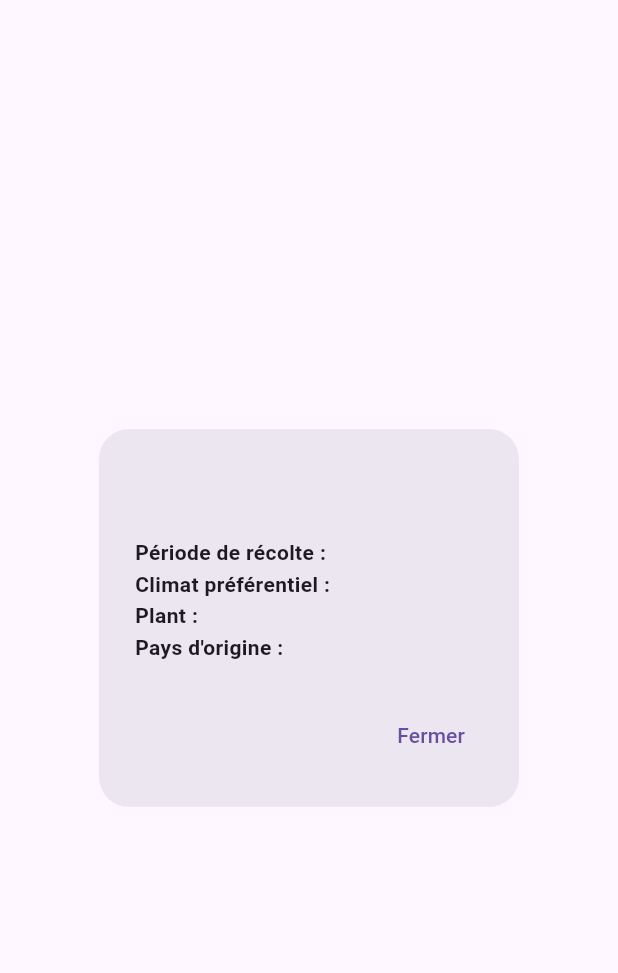
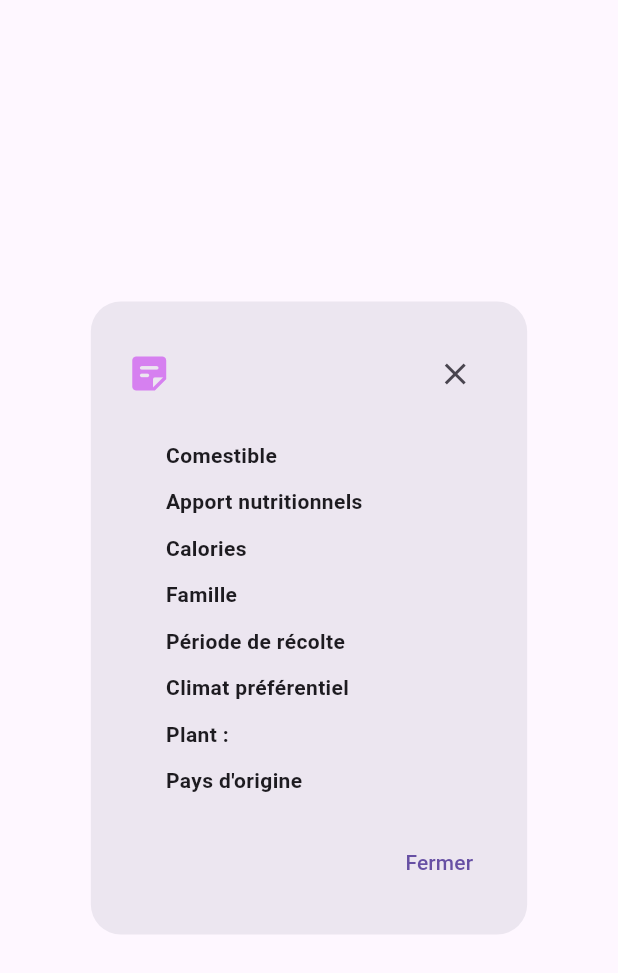
Before and after one commit to IUTNancyCharlemagne/huggingface-api-TanguyFox, a Flutter app: what buildPopUpInfo() shows on an empty page, opened directly with empty values, on a phone screen of 412 x 824 dp. Shown: the top 973 px of the screen. Run offline on Flutter 3.47's test engine with Material 3 defaults, Android fonts, the phone set to English and light mode, and no system bars; our stand-ins replace cached_network_image, carousel_slider, dio, flutter_linkify, image_cropper, image_picker and 3 more; missing offline and left inert: camera_web, empty_widget, image_picker_for_web; network calls fail.

Commit message:
Amélioration pop-up

```diff
--- a/lib/main.dart
+++ b/lib/main.dart
@@ -17,7 +17,8 @@ import 'utils.dart';
 final List<String> imgList = [
   'https://raw.githubusercontent.com/IUTNancyCharlemagne/huggingface-api-TanguyFox/main/assets/samples/apple/red_apple.jpeg',
   'https://raw.githubusercontent.com/IUTNancyCharlemagne/huggingface-api-TanguyFox/main/assets/samples/banana/pilled_banana.jpeg',
-  'https://raw.githubusercontent.com/IUTNancyCharlemagne/huggingface-api-TanguyFox/main/assets/samples/mango/mango_on_tree.jpeg'
+  'https://raw.githubusercontent.com/IUTNancyCharlemagne/huggingface-api-TanguyFox/main/assets/samples/mango/mango_on_tree.jpeg',
+  'https://raw.githubusercontent.com/IUTNancyCharlemagne/huggingface-api-TanguyFox/main/assets/samples/mango/myrtille_in_hand.jpeg'
 ];
 
 void main() {
--- a/lib/widgets.dart
+++ b/lib/widgets.dart
@@ -2,6 +2,7 @@ import 'dart:convert';
 
 import 'package:flutter/material.dart';
 import 'package:flutter/services.dart';
+import 'package:flutter/widgets.dart';
 import 'package:percent_indicator/linear_percent_indicator.dart';
 
 Widget buildPercentIndicator(String className, double classConfidence) {
@@ -60,9 +61,22 @@ Widget buildFruitInfo(Map resultsDict, BuildContext context) {
               "Je pense à ${(confidence * 100).toStringAsFixed(0)}% que c'est un(e) ${snapshot.data['name']}",
               style: Theme.of(context).textTheme.bodyLarge,
             ),
+            const SizedBox(width: 10),
             IconButton(
-              icon: const Icon(Icons.info),
-              iconSize: 20,
+              icon: const Icon(Icons.sticky_note_2),
+              iconSize: 25,
+              color: const Color.fromARGB(255, 214, 128, 240).withOpacity(0.5),
+              style: ButtonStyle(
+                shape: MaterialStateProperty.all(
+                  CircleBorder(
+                    side: BorderSide(
+                      color: Colors.blueGrey.withOpacity(0.8),
+                    ),
+                  ),
+                ),
+                backgroundColor:
+                    MaterialStateProperty.all(Colors.blueGrey.withOpacity(0.1)),
+              ),
               onPressed: () {
                 showDialog(
                     context: context,
@@ -81,54 +95,59 @@ Widget buildFruitInfo(Map resultsDict, BuildContext context) {
 
 Widget buildPopUpInfo(dynamic infos, BuildContext context) {
   return AlertDialog(
-    title: Text(infos['name']),
+    contentPadding:
+        const EdgeInsets.symmetric(horizontal: 50.0, vertical: 20.0),
+    title: Row(
+      mainAxisAlignment: MainAxisAlignment.spaceBetween,
+      children: [
+        Row(
+          children: [
+            const Icon(
+              Icons.sticky_note_2_rounded,
+              color: Color.fromARGB(255, 214, 128, 240),
+              size: 30,
+            ),
+            const SizedBox(width: 8.0),
+            Text(
+              infos['name'],
+              style: const TextStyle(fontWeight: FontWeight.bold),
+            ),
+          ],
+        ),
+        IconButton(
+          icon: const Icon(Icons.close),
+          onPressed: () {
+            Navigator.of(context).pop();
+          },
+        )
+      ],
+    ),
+    iconPadding: EdgeInsets.zero,
     shape: RoundedRectangleBorder(borderRadius: BorderRadius.circular(20.0)),
     content: SingleChildScrollView(
-      child: Column(
-        mainAxisSize: MainAxisSize.min,
-        children: [
-          Row(
-            mainAxisAlignment: MainAxisAlignment.spaceBetween,
-            mainAxisSize: MainAxisSize.max,
-            children: [
-              const Text(
-                'Période de récolte :',
-                style: TextStyle(fontWeight: FontWeight.bold),
-              ),
-              Text(infos['harvest']),
-            ],
-          ),
-          Row(
-            mainAxisAlignment: MainAxisAlignment.spaceBetween,
-            children: [
-              const Text(
-                'Climat préférentiel :',
-                style: TextStyle(fontWeight: FontWeight.bold),
-              ),
-              Text(infos['climate']),
-            ],
-          ),
-          Row(
-            mainAxisAlignment: MainAxisAlignment.spaceBetween,
-            children: [
-              const Text(
-                'Plant :',
-                style: TextStyle(fontWeight: FontWeight.bold),
-              ),
-              Text(infos['plant']),
-            ],
-          ),
-          Row(
-            mainAxisAlignment: MainAxisAlignment.spaceBetween,
-            children: [
-              const Text(
-                "Pays d'origine :",
-                style: TextStyle(fontWeight: FontWeight.bold),
-              ),
-              Text(infos['origin']),
-            ],
-          ),
-        ],
+      child: FittedBox(
+        fit: BoxFit.fill,
+        child: Column(
+          mainAxisSize: MainAxisSize.min,
+          crossAxisAlignment: CrossAxisAlignment.start,
+          children: [
+            buildInfoRow("Comestible", infos['edible'], 115),
+            const SizedBox(height: 10),
+            buildInfoRow("Apport nutritionnels", infos['health'], 58),
+            const SizedBox(height: 10),
+            buildInfoRow("Calories", infos['calorie'], 137),
+            const SizedBox(height: 10),
+            buildInfoRow("Famille", infos['family'], 142),
+            const SizedBox(height: 10),
+            buildInfoRow("Période de récolte", infos['harvest'], 70),
+            const SizedBox(height: 10),
+            buildInfoRow("Climat préférentiel", infos['climate'], 67),
+            const SizedBox(height: 10),
+            buildInfoRow("Plant :", infos['plant'], 148),
+            const SizedBox(height: 10),
+            buildInfoRow("Pays d'origine", infos['origin'], 99)
+          ],
+        ),
       ),
     ),
     actions: [
@@ -141,3 +160,17 @@ Widget buildPopUpInfo(dynamic infos, BuildContext context) {
     ],
   );
 }
+
+Widget buildInfoRow(String title, String value, double spacing) {
+  return Row(
+    mainAxisAlignment: MainAxisAlignment.spaceBetween,
+    children: [
+      Text(
+        title,
+        style: const TextStyle(fontWeight: FontWeight.bold),
+      ),
+      SizedBox(width: spacing),
+      Text(value),
+    ],
+  );
+}
```
Also changed, not shown: assets/data/data.json (+20 -4 lines), 1 other file.
